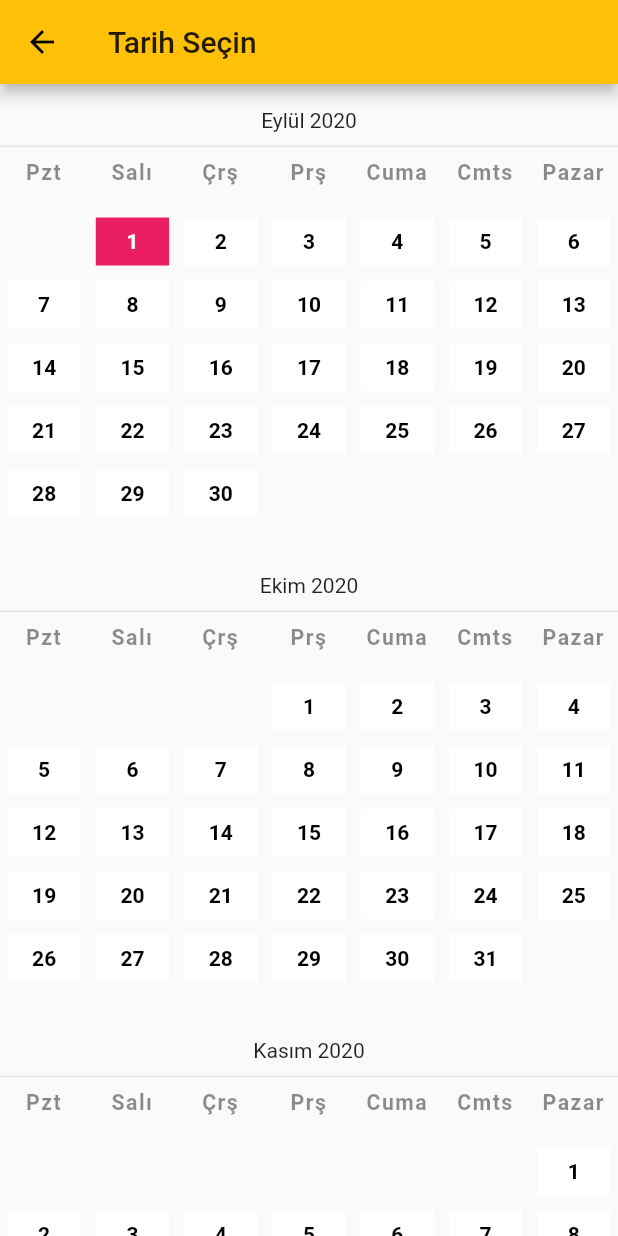
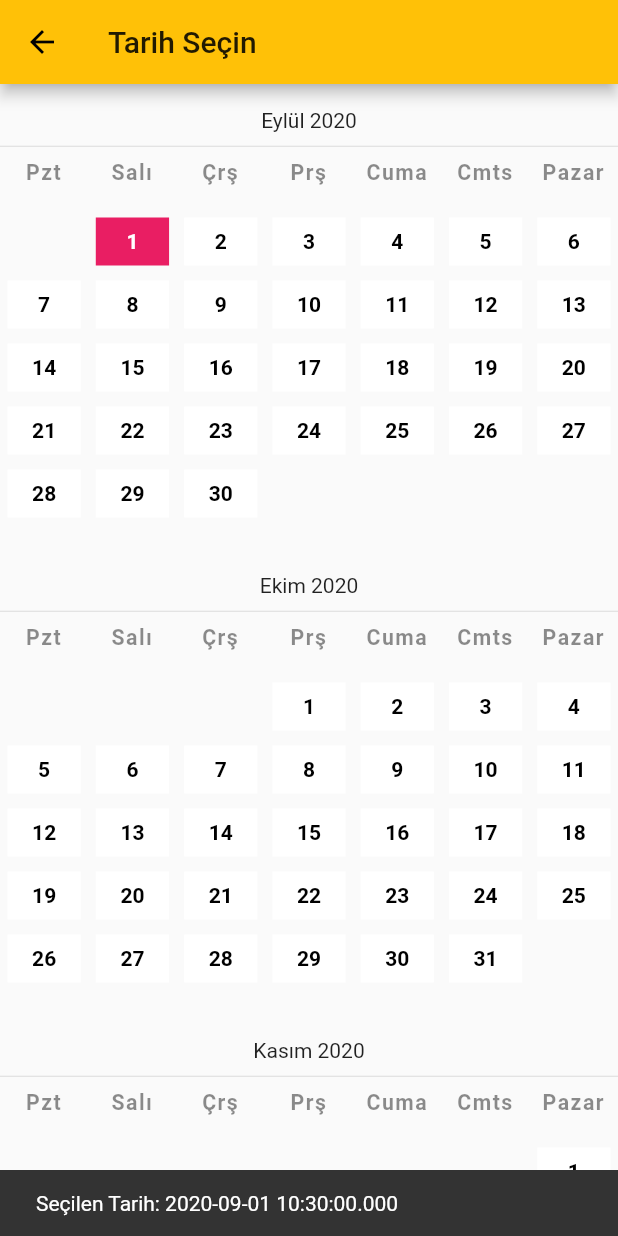
Before and after one commit to SalihCanBinboga/Flutter-Custom-DatePicker, a Flutter app: the CalendarScreen screen opened directly, after a tap on an icon or button, on a phone screen of 412 x 824 dp. Run offline on Flutter 3.47's test engine with Material 2 defaults, Android fonts, the phone set to English and light mode, and no system bars; Roboto replaces fonts that are missing (playfair-regular).

Commit message:
Added callBack Function CalendarWidget Selected date information SnackBar added Widget naming organizing

```diff
--- a/lib/ui/components/CalendarWidget.dart
+++ b/lib/ui/components/CalendarWidget.dart
@@ -1,146 +1,80 @@
-import 'package:flutter/cupertino.dart';
 import 'package:flutter/material.dart';
-import 'WeekDaysFirstRow.dart';
+import 'MonthCalendarWidget.dart';
 
-typedef void OnSelect(DateTime date);
-
+typedef void OnResultDate(DateTime dateTime);
 
 class CalendarWidget extends StatefulWidget {
-  final DateTime startDate;
-  final DateTime currentDate;
-  final OnSelect onSelect;
+  final totalAddMonth;
+  final OnResultDate onResultDate;
 
-  const CalendarWidget({Key key, this.startDate, this.currentDate, this.onSelect}) : super(key: key);
+  const CalendarWidget({Key key, this.totalAddMonth, this.onResultDate}) : super(key: key);
 
   @override
   _CalendarWidgetState createState() => _CalendarWidgetState();
 }
 
 class _CalendarWidgetState extends State<CalendarWidget> {
-  int rowStartDay = 0;
-  List<String> monthsTR;
-  DateTime onTapDate;
+  DateTime currentDate;
 
   @override
   void initState() {
-    monthsTR = List.unmodifiable({"Ocak", "Şubat", "Mart", "Nisan", "Mayıs", "Haziran", "Temmuz", "Ağustos", "Eylül", "Ekim", "Kasım", "Aralık"});
-    onTapDate = DateTime(2000,01,01);
+    currentDate = DateTime.now();
     super.initState();
   }
 
   @override
   Widget build(BuildContext context) {
-    List<Widget> rows = [];
-    rows.add(dateInfoWidget);
-    rows.add(SizedBox(height: 8));
-    rows.add(Divider(
-      height: 3,
-    ));
-    rows.add(SizedBox(height: 8));
-    rows.add(WeekDaysFirstRow());
-    rows.add(SizedBox(height: 16));
-
-    var rowStartElement = widget.startDate.subtract(Duration(days: widget.startDate.day - 1)); // ayın 1. gününü alır
-
-    for (int columnPosition = 1; columnPosition < 7; columnPosition++) {
-      // add 6 row in column
-
-      rows.add(Row(children: prepareOneWeek(rowStartElement, columnPosition)));
-      rowStartElement = rowStartElement.add(Duration(days: rowStartDay));
-    }
-
-    return Column(children: rows);
+    return ListView.builder(
+      itemBuilder: (BuildContext context, int index) {
+        return Container(
+          margin: EdgeInsets.only(top: 16),
+          child: MonthCalendarWidget(
+            currentDate: currentDate,
+            startDate: getDateByPosition(index),
+            onSelect: (DateTime selectedDate) {
+              setState(() {
+                currentDate = selectedDate;
+                widget.onResultDate(selectedDate);
+/*                showDialog(
+                    context: context,
+                    builder: (BuildContext context) {
+                      return AlertDialog(
+                        title: Text("Tarih Onayı"),
+                        content: Text("Tarih: $selectedDate}"),
+                        actions: <Widget>[
+                          RaisedButton(
+                            child: Text("Onayla"),
+                            onPressed: () => {
+                              widget.onResultDate(selectedDate),
+                            },
+                          )
+                        ],
+                      );
+                    });*/
+              });
+            },
+          ),
+        );
+      },
+      itemCount: getTotalMonth(widget.totalAddMonth),
+    );
   }
-
-  Widget get dateInfoWidget => Center(
-        child: Text("${monthsTR[widget.startDate.month - 1]} ${widget.startDate.year.toString()}"),
-      );
-
-  List<Widget> prepareOneWeek(DateTime rowStartDate, int columnPosition) {
-    List<Widget> rowItems = [];
-    rowStartDay = 0;
-    int monthStartDay = rowStartDate.weekday;
-
-    DateTime rowStartDayOnMonth = rowStartDate;
-    DateTime nextMonth = DateTime(widget.startDate.year, widget.startDate.month + 1, 0).add(Duration(days: 1));
-
-    if (columnPosition == 1) {
-      for (int rowPosition = 1; rowPosition < 8; rowPosition++) {
-        // Create row element (7)
-
-        if (rowPosition == monthStartDay) {
-          // query for month first day
-
-          rowItems.add(_fullDay(rowStartDayOnMonth));
-          rowStartDayOnMonth = rowStartDayOnMonth.add(Duration(days: 1));
-          rowStartDay++;
-        } else if (rowPosition > monthStartDay) {
-          if (nextMonth.isAfter(rowStartDayOnMonth)) {
-            // is next Month ?
-
-            rowItems.add(_fullDay(rowStartDayOnMonth));
-            rowStartDayOnMonth = rowStartDayOnMonth.add(Duration(days: 1));
-            rowStartDay++;
-          } else {
-            rowItems.add(_emptyDay);
-          }
-        } else {
-          rowItems.add(_emptyDay);
-        }
-      }
-    } else {
-      for (int rowPosition = 1; rowPosition < 8; rowPosition++) {
-        // Create row element (7)
-        if (nextMonth.isAfter(rowStartDayOnMonth)) {
-          // is next Month ?
-
-          rowItems.add(_fullDay(rowStartDayOnMonth));
-          rowStartDayOnMonth = rowStartDayOnMonth.add(Duration(days: 1));
-          rowStartDay++;
-        } else {
-          rowItems.add(_emptyDay);
-        }
-      }
-    }
-    return rowItems;
-  }
-
-  Widget _fullDay(DateTime date) => Expanded(
-        child: InkWell(
-          onTap: ()=>{
-            setState((){
-              onTapDate = date;
-              widget.onSelect(date);
-            })
-          },
-          child: Container(
-            color: isDateToday(date) ? Colors.pink : Colors.white,
-            margin: EdgeInsets.all(5),
-            height: 32,
-            width: 32,
-            alignment: Alignment.center,
-            child: Text(date.day.toString(),
-              textAlign: TextAlign.center,
-              style: TextStyle(color:  isDateToday(date) ? Colors.white : Colors.black, fontWeight: FontWeight.bold),
-            ),
-          ),
-        ),
-      );
 
 
 
-  bool isDateToday(DateTime rowDateTime){
-    rowDateTime = DateTime(rowDateTime.year,rowDateTime.month,rowDateTime.day);
-    DateTime currentNewDate = DateTime(widget.currentDate.year,widget.currentDate.month,widget.currentDate.day);
-    //DateTime tapDateModify = DateTime(onTapDate.year,onTapDate.month,onTapDate.day);
+  int getTotalMonth(int addDayCount) {
+    var addFiveMonthAtNow = DateTime.now().add(Duration(days: addDayCount * 30));
+    var calculatedYear = addFiveMonthAtNow.year - DateTime.now().year;
+    var calculatedMonthCount = 12 * calculatedYear;
+    return calculatedMonthCount + addFiveMonthAtNow.month - DateTime.now().month;
+  }
+  DateTime getDateByPosition(int monthIndex) {
+    DateTime startDate = DateTime.now();
 
-    if(rowDateTime == currentNewDate){
-      return true;
-    } else {
-      return false;
+    if (monthIndex != 0) {
+      startDate = startDate.add(Duration(days: ((monthIndex) * 30)));
     }
 
+    return startDate;
   }
-
-  Widget get _emptyDay => Expanded(child: Text("", textAlign: TextAlign.center, style: TextStyle(color: Colors.white)));
 }
--- a/lib/ui/components/CustomCalendar.dart
+++ /dev/null
@@ -1,58 +0,0 @@
-import 'package:flutter/material.dart';
-import 'CalendarWidget.dart';
-
-
-
-class CustomCalendar extends StatefulWidget {
-  final totalAddMonth;
-
-  const CustomCalendar({Key key, this.totalAddMonth}) : super(key: key);
-
-  @override
-  _CustomCalendarState createState() => _CustomCalendarState();
-}
-
-class _CustomCalendarState extends State<CustomCalendar> {
-  DateTime currentDate;
-  @override
-  void initState() {
-    currentDate = DateTime.now();
-    super.initState();
-  }
-  @override
-  Widget build(BuildContext context) {
-    return ListView.builder(
-      itemBuilder: (BuildContext context, int index) {
-        return Container(
-          margin: EdgeInsets.only(top: 16),
-          child: CalendarWidget(
-            currentDate: currentDate,
-            startDate: getDateByPosition(index),
-            onSelect: (DateTime selectedDate){
-              setState(() {
-                currentDate = selectedDate;
-              });
-            },
-          ),
-        );
-      },
-      itemCount: getTotalMonth(widget.totalAddMonth),
-    );
-  }
-  int getTotalMonth(int addDayCount) {
-    var addFiveMonthAtNow = DateTime.now().add(Duration(days: addDayCount * 30));
-    var calculatedYear = addFiveMonthAtNow.year - DateTime.now().year;
-    var calculatedMonthCount = 12 * calculatedYear;
-    return calculatedMonthCount + addFiveMonthAtNow.month - DateTime.now().month;
-  }
-  DateTime getDateByPosition(int monthIndex) {
-    DateTime startDate = DateTime.now();
-
-    if (monthIndex != 0) {
-      startDate = startDate.add(Duration(days: ((monthIndex) * 30)));
-    }
-
-    return startDate;
-  }
-
-}
--- /dev/null
+++ b/lib/ui/components/MonthCalendarWidget.dart
@@ -0,0 +1,145 @@
+import 'package:flutter/cupertino.dart';
+import 'package:flutter/material.dart';
+import 'WeekDaysFirstRow.dart';
+
+typedef void OnSelect(DateTime date);
+
+class MonthCalendarWidget extends StatefulWidget {
+  final DateTime startDate;
+  final DateTime currentDate;
+  final OnSelect onSelect;
+
+  const MonthCalendarWidget({Key key, this.startDate, this.currentDate, this.onSelect}) : super(key: key);
+
+  @override
+  _MonthCalendarWidgetState createState() => _MonthCalendarWidgetState();
+}
+
+class _MonthCalendarWidgetState extends State<MonthCalendarWidget> {
+  int rowStartDay = 0;
+  List<String> monthsTR;
+  DateTime onTapDate;
+
+  @override
+  void initState() {
+    monthsTR = List.unmodifiable({"Ocak", "Şubat", "Mart", "Nisan", "Mayıs", "Haziran", "Temmuz", "Ağustos", "Eylül", "Ekim", "Kasım", "Aralık"});
+    onTapDate = DateTime(2000,01,01);
+    super.initState();
+  }
+
+  @override
+  Widget build(BuildContext context) {
+    List<Widget> rows = [];
+    rows.add(dateInfoWidget);
+    rows.add(SizedBox(height: 8));
+    rows.add(Divider(
+      height: 3,
+    ));
+    rows.add(SizedBox(height: 8));
+    rows.add(WeekDaysFirstRow());
+    rows.add(SizedBox(height: 16));
+
+    var rowStartElement = widget.startDate.subtract(Duration(days: widget.startDate.day - 1)); // ayın 1. gününü alır
+
+    for (int columnPosition = 1; columnPosition < 7; columnPosition++) {
+      // add 6 row in column
+
+      rows.add(Row(children: prepareOneWeek(rowStartElement, columnPosition)));
+      rowStartElement = rowStartElement.add(Duration(days: rowStartDay));
+    }
+
+    return Column(children: rows);
+  }
+
+  Widget get dateInfoWidget => Center(
+        child: Text("${monthsTR[widget.startDate.month - 1]} ${widget.startDate.year.toString()}"),
+      );
+
+  List<Widget> prepareOneWeek(DateTime rowStartDate, int columnPosition) {
+    List<Widget> rowItems = [];
+    rowStartDay = 0;
+    int monthStartDay = rowStartDate.weekday;
+
+    DateTime rowStartDayOnMonth = rowStartDate;
+    DateTime nextMonth = DateTime(widget.startDate.year, widget.startDate.month + 1, 0).add(Duration(days: 1));
+
+    if (columnPosition == 1) {
+      for (int rowPosition = 1; rowPosition < 8; rowPosition++) {
+        // Create row element (7)
+
+        if (rowPosition == monthStartDay) {
+          // query for month first day
+
+          rowItems.add(_fullDay(rowStartDayOnMonth));
+          rowStartDayOnMonth = rowStartDayOnMonth.add(Duration(days: 1));
+          rowStartDay++;
+        } else if (rowPosition > monthStartDay) {
+          if (nextMonth.isAfter(rowStartDayOnMonth)) {
+            // is next Month ?
+
+            rowItems.add(_fullDay(rowStartDayOnMonth));
+            rowStartDayOnMonth = rowStartDayOnMonth.add(Duration(days: 1));
+            rowStartDay++;
+          } else {
+            rowItems.add(_emptyDay);
+          }
+        } else {
+          rowItems.add(_emptyDay);
+        }
+      }
+    } else {
+      for (int rowPosition = 1; rowPosition < 8; rowPosition++) {
+        // Create row element (7)
+        if (nextMonth.isAfter(rowStartDayOnMonth)) {
+          // is next Month ?
+
+          rowItems.add(_fullDay(rowStartDayOnMonth));
+          rowStartDayOnMonth = rowStartDayOnMonth.add(Duration(days: 1));
+          rowStartDay++;
+        } else {
+          rowItems.add(_emptyDay);
+        }
+      }
+    }
+    return rowItems;
+  }
+
+  Widget _fullDay(DateTime date) => Expanded(
+        child: InkWell(
+          onTap: ()=>{
+            setState((){
+              onTapDate = date;
+              widget.onSelect(date);
+            })
+          },
+          child: Container(
+            color: isDateToday(date) ? Colors.pink : Colors.white,
+            margin: EdgeInsets.all(5),
+            height: 32,
+            width: 32,
+            alignment: Alignment.center,
+            child: Text(date.day.toString(),
+              textAlign: TextAlign.center,
+              style: TextStyle(color:  isDateToday(date) ? Colors.white : Colors.black, fontWeight: FontWeight.bold),
+            ),
+          ),
+        ),
+      );
+
+
+
+  bool isDateToday(DateTime rowDateTime){
+    rowDateTime = DateTime(rowDateTime.year,rowDateTime.month,rowDateTime.day);
+    DateTime currentNewDate = DateTime(widget.currentDate.year,widget.currentDate.month,widget.currentDate.day);
+    //DateTime tapDateModify = DateTime(onTapDate.year,onTapDate.month,onTapDate.day);
+
+    if(rowDateTime == currentNewDate){
+      return true;
+    } else {
+      return false;
+    }
+
+  }
+
+  Widget get _emptyDay => Expanded(child: Text("", textAlign: TextAlign.center, style: TextStyle(color: Colors.white)));
+}
--- a/lib/ui/screens/CalendarScreen.dart
+++ b/lib/ui/screens/CalendarScreen.dart
@@ -1,6 +1,6 @@
 import 'package:flutter/cupertino.dart';
 import 'package:flutter/material.dart';
-import '../components/CustomCalendar.dart';
+import '../components/CalendarWidget.dart';
 
 class CalendarScreen extends StatefulWidget {
   @override
@@ -8,14 +8,26 @@ class CalendarScreen extends StatefulWidget {
 }
 
 class _CalendarScreenState extends State<CalendarScreen> {
+
+  final GlobalKey<ScaffoldState> _scaffoldKey = new GlobalKey<ScaffoldState>();
+
   @override
   Widget build(BuildContext context) {
     return Scaffold(
+      key: _scaffoldKey,
       appBar: AppBar(
         title: Text("Tarih Seçin"),
       ),
-      body: CustomCalendar(
-        totalAddMonth: 15,
+      body: SafeArea(
+        child: CalendarWidget(
+          totalAddMonth: 15,
+          onResultDate: (DateTime dateTime) {
+            //Navigator.of(context).pop(dateTime);
+            _scaffoldKey.currentState.showSnackBar(SnackBar(
+              content: Text("Seçilen Tarih: $dateTime"),
+            ));
+          },
+        ),
       ),
     );
   }
--- a/lib/ui/screens/HomeScreen.dart
+++ b/lib/ui/screens/HomeScreen.dart
@@ -10,7 +10,11 @@ class HomeScreen extends StatelessWidget {
       ),
       body: Center(
         child: RaisedButton(
-          onPressed: () => {Navigator.of(context).push(MaterialPageRoute(builder: (context) => CalendarScreen()))},
+          onPressed: () => {
+            Navigator.of(context).push(MaterialPageRoute(builder: (context) => CalendarScreen())).then(
+                  (value) => print('tarih $value'),
+                )
+          },
           color: Colors.blue,
           child: Text(
             "Takvimi Aç",
```
